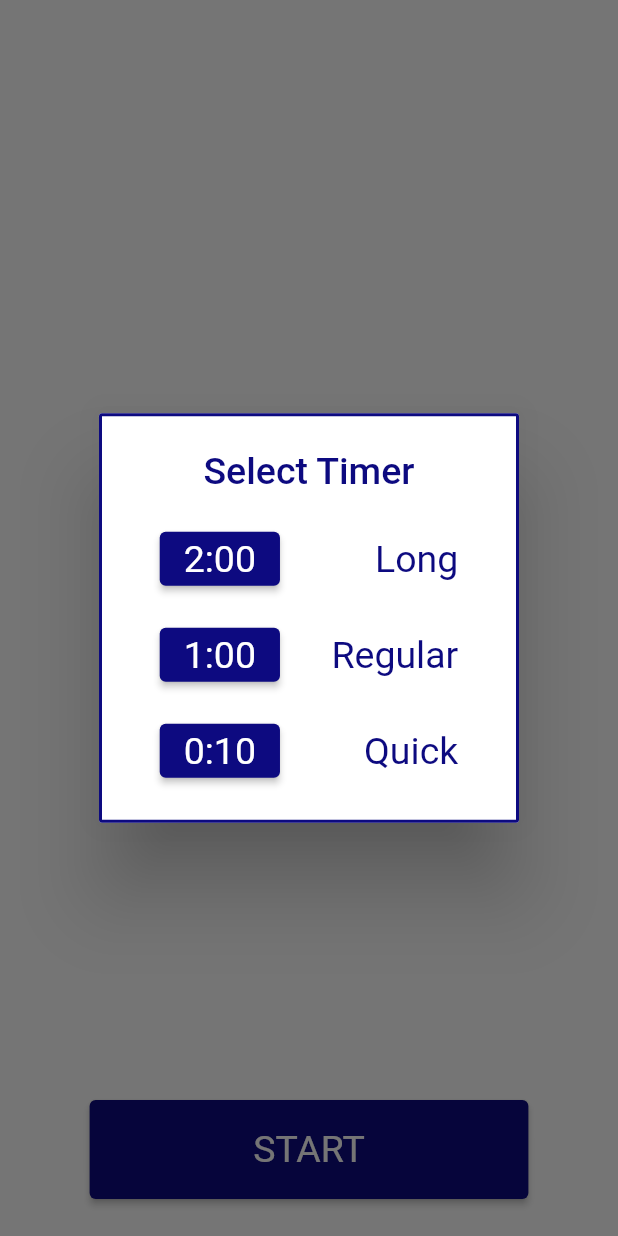
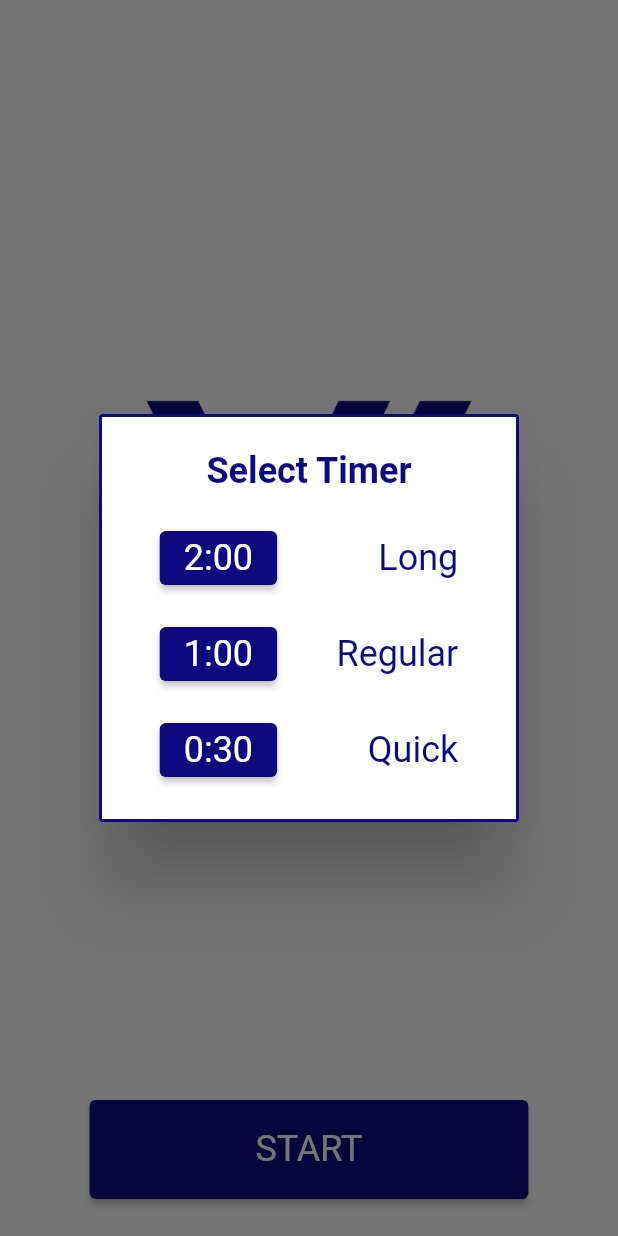
Before and after one commit to franthormel/truword, a Flutter app: the screen it shows after launch, after a tap on "START", on a phone screen of 412 x 824 dp. Run offline on Flutter 3.47's test engine with Material 2 defaults, Android fonts, the phone set to English and light mode, and no system bars.

Commit message:
Prepare for release

```diff
--- a/lib/main.dart
+++ b/lib/main.dart
@@ -4,7 +4,9 @@ import 'screens/home.dart';
 import 'theme.dart';
 
 void main() {
-  runApp(MyApp());
+  runApp(
+    MyApp(),
+  );
 }
 
 class MyApp extends StatelessWidget {
@@ -13,6 +15,7 @@ class MyApp extends StatelessWidget {
     final theme = buildTheme();
 
     return MaterialApp(
+      debugShowCheckedModeBanner: false,
       theme: theme,
       home: Homepage(),
     );
--- /dev/null
+++ b/lib/manager/padding.dart
@@ -0,0 +1,67 @@
+import 'package:flutter/material.dart';
+
+class PaddingManager {
+  //The following are used by:
+  //1. Home page
+  //2. Settings page
+  static const _kHeightHome = .03;
+  static const _kWidthHome = .02;
+
+  //The following are used by:
+  //1. Game page
+  static const _kWidthGame = .09;
+  static const _kHeightGame = .05;
+
+  //Display is 411 x 683
+  //Vertical is 411 * _kWidthRow = 8.22
+  static EdgeInsets minWidthPad(BuildContext context) => _paddingHorizontal(
+        context: context,
+        kHeightFactor: _kWidthHome,
+      );
+
+  //Display is 411 x 683
+  //Vertical is 411 * _kWidth = 8.22
+  //Horizontal is 683 * _kHeight = 27.32
+  static EdgeInsets home(BuildContext context) => _paddingSymmetric(
+        context: context,
+        kHeightFactor: _kHeightHome,
+        kWidthFactor: _kWidthHome,
+      );
+
+  //Display is 411 x 683
+  //Vertical is 411 * .02 = 8.22
+  //Horizontal is 683 * .04 = 27.32
+  ///Returns symmetric [EdgeInsets]
+  static EdgeInsets contents(BuildContext context) => _paddingSymmetric(
+        context: context,
+        kHeightFactor: _kHeightGame,
+        kWidthFactor: _kWidthGame,
+      );
+
+  static EdgeInsets _paddingSymmetric({
+    required BuildContext context,
+    required double kWidthFactor,
+    required double kHeightFactor,
+  }) {
+    final size = MediaQuery.of(context).size;
+    final vertical = size.height * kHeightFactor;
+    final horizontal = size.width * kWidthFactor;
+
+    return EdgeInsets.symmetric(
+      vertical: vertical,
+      horizontal: horizontal,
+    );
+  }
+
+  static EdgeInsets _paddingHorizontal({
+    required BuildContext context,
+    required double kHeightFactor,
+  }) {
+    final size = MediaQuery.of(context).size;
+    final horizontal = size.height * kHeightFactor;
+
+    return EdgeInsets.symmetric(
+      horizontal: horizontal,
+    );
+  }
+}
--- /dev/null
+++ b/lib/manager/size.dart
@@ -0,0 +1,32 @@
+import 'package:flutter/material.dart';
+
+class SizeManager {
+  static const _kBtnGameW = .67;
+  static const _kBtnGameH = .07;
+
+  static const _kBtnHomeW = .71;
+  static const _kBtnHomeH = .08;
+
+  static const _kLogoH = .17;
+
+  ///Returns button [Size] during the game
+  static Size game(Size size) {
+    return Size(
+      size.width * _kBtnGameW,
+      size.height * _kBtnGameH,
+    );
+  }
+
+  ///Returns button [Size] for the homepage
+  static Size home(Size size) {
+    return Size(
+      size.width * _kBtnHomeW,
+      size.height * _kBtnHomeH,
+    );
+  }
+
+  ///Returns the [double] dimensions for the logo
+  static double logo(Size size) {
+    return size.height * _kLogoH;
+  }
+}
--- a/lib/models/answer.dart
+++ b/lib/models/answer.dart
@@ -9,6 +9,6 @@ class Answer {
     required this.answer,
   });
 
-  ///Return true if both user and word validity is the same
-  bool get isCorrect => answer == word.valid;
+  ///Return true if both user and [EnglishWord]'s validity is the same
+  bool get correct => answer == word.valid;
 }
--- a/lib/models/english_word.dart
+++ b/lib/models/english_word.dart
@@ -1,7 +1,7 @@
 import 'dart:math';
 
-import '../data/words_false.dart';
-import '../data/words_true.dart';
+import 'data/words_false.dart';
+import 'data/words_true.dart';
 
 class EnglishWord {
   late String text;
--- a/lib/models/game_settings.dart
+++ b/lib/models/game_settings.dart
@@ -1,5 +1,5 @@
-import '../constants/enums.dart';
-import '../constants/timer.dart';
+import 'enums.dart';
+import 'timer.dart';
 
 class GameSettings {
   final TimeLimit timeLimit;
@@ -14,6 +14,13 @@ class GameSettings {
   ///Returns remaining seconds based on [seconds] that is not greater than seconds per minute
   int get secondsRemainder =>
       timeLimitSeconds[timeLimit]! % Duration.secondsPerMinute;
+
+  ///Display Results (TimeLimit.value) as text
+  ///
+  ///* TimeLimit.Long = 'Results (Long)'
+  ///* TimeLimit.Regular = 'Results (Regular)'
+  ///* TimeLimit.Quick = 'Results (Quick)'
+  String resultsText() => "Results (${timeLimitText()})";
 
   ///Display [TimeLimit] in mm:ss format
   ///
@@ -52,26 +59,19 @@ class GameSettings {
   String timeLimitText() {
     String value;
 
-    //Didn't use the describeEnum() since it returns a small case for the first character
-    if (timeLimit == TimeLimit.long) {
-      value = "Long";
-    } else if (timeLimit == TimeLimit.regular) {
-      value = "Regular";
-    } else if (timeLimit == TimeLimit.quick) {
-      value = "Quick";
-    } else {
-      throw ArgumentError("Time limit is not defined");
+    switch (timeLimit) {
+      case TimeLimit.long:
+        value = "Long";
+        break;
+      case TimeLimit.regular:
+        value = "Regular";
+        break;
+      case TimeLimit.quick:
+        value = "Quick";
+        break;
+      default:
+        throw ArgumentError("Time limit is not defined!");
     }
-
     return value;
   }
-
-  ///Display Results (TimeLimit.value) as text
-  ///
-  ///* TimeLimit.Long = 'Results (Long)'
-  ///* TimeLimit.Regular = 'Results (Regular)'
-  ///* TimeLimit.Quick = 'Results (Quick)'
-  String resultsText() {
-    return "Results (${timeLimitText()})";
-  }
 }
--- a/lib/models/game_state.dart
+++ b/lib/models/game_state.dart
@@ -5,10 +5,9 @@ import 'game_settings.dart';
 
 class GameState {
   final GameSettings settings;
+  final List<Answer> _answers;
 
-  final List<Answer> _answers;
   EnglishWord _word;
-
   int _remainingSeconds;
 
   GameState({
@@ -17,17 +16,14 @@ class GameState {
         _word = EnglishWord(),
         _remainingSeconds = settings.seconds;
 
-  ///Returns the current text of [EnglishWord]
-  String get text => _word.text;
+  ///Returns true if there is still at least 1 seconds left for the timer
+  bool get enoughTimeLeft => _remainingSeconds > 0;
 
   ///Returns the remaining seconds
   int get remainingSeconds => _remainingSeconds;
 
-  ///Returns true if there is still at least 1 seconds left for the timer
-  bool get enoughTimeLeft => _remainingSeconds > 0;
-
-  ///Returns true if there is att least 2 seconds left for timer
-  bool get timeLimitPausable => _remainingSeconds > 1;
+  ///Returns the current text of [EnglishWord]
+  String get text => _word.text;
 
   ///Returns [String] for remaining seconds in timer format
   ///
@@ -40,8 +36,21 @@ class GameState {
   String get textRemainingSeconds =>
       _remainingSeconds > 0 ? "$_remainingSeconds s" : "";
 
+  ///Returns true if there is att least 2 seconds left for timer
+  bool get timeLimitPausable => _remainingSeconds > 1;
+
   ///Returns an [Evaluation] of the [List<Answer>]
   Evaluation get evaluateAnswers => Evaluation(answers: _answers);
+
+  ///Add user answer along with the current [EnglishWord] to list
+  void addAnswer(bool answer) {
+    _answers.add(
+      Answer(
+        word: _word,
+        answer: answer,
+      ),
+    );
+  }
 
   ///Decrements the remaining seconds by 1
   void reduceTime() {
@@ -59,14 +68,4 @@ class GameState {
   void resetWord() {
     _word = EnglishWord();
   }
-
-  ///Add user answer along with the current [EnglishWord] to list
-  void addAnswer(bool answer) {
-    _answers.add(
-      Answer(
-        word: _word,
-        answer: answer,
-      ),
-    );
-  }
 }
--- a/lib/constants/timer.dart
+++ b/lib/models/timer.dart
@@ -4,5 +4,5 @@ import 'enums.dart';
 const timeLimitSeconds = {
   TimeLimit.long: 120,
   TimeLimit.regular: 60,
-  TimeLimit.quick: 10,
+  TimeLimit.quick: 30,
 };
--- a/lib/screens/dialog_option.dart
+++ b/lib/screens/dialog_option.dart
@@ -1,6 +1,6 @@
 import 'package:flutter/material.dart';
 
-import '../constants/enums.dart';
+import '../models/enums.dart';
 import '../models/game_settings.dart';
 import '../models/game_state.dart';
 import 'contents.dart';
@@ -22,10 +22,8 @@ class TimerDialogOption extends StatelessWidget {
       timeLimit: timeLimit,
     );
     final action = () {
-      //Close dialog
       Navigator.of(dialogContext, rootNavigator: true).pop();
 
-      //Display new page
       Navigator.push(
         context,
         MaterialPageRoute(
--- a/lib/screens/display_row.dart
+++ b/lib/screens/display_row.dart
@@ -1,6 +1,6 @@
 import 'package:flutter/material.dart';
 
-import '../theme.dart';
+import '../manager/padding.dart';
 
 class DialogRow extends StatelessWidget {
   final String textLeft;
@@ -16,7 +16,7 @@ class DialogRow extends StatelessWidget {
   @override
   Widget build(BuildContext context) {
     final theme = Theme.of(context);
-    final btnTextStyle = theme.textTheme.headline4;
+    final btnTextStyle = theme.textTheme.headline5;
 
     return Padding(
       padding: PaddingManager.minWidthPad(context),
@@ -25,9 +25,7 @@ class DialogRow extends StatelessWidget {
         children: [
           ElevatedButton(
             onPressed: callback as void Function()? ?? () {},
-            child: Text(
-              textRight,
-            ),
+            child: Text(textRight),
             style: ButtonStyle(
               textStyle: MaterialStateProperty.all<TextStyle>(btnTextStyle!),
               foregroundColor:
@@ -38,9 +36,7 @@ class DialogRow extends StatelessWidget {
           ),
           Text(
             textLeft,
-            style: theme.textTheme.headline4!.copyWith(
-              color: theme.primaryColor,
-            ),
+            style: theme.textTheme.headline5,
           ),
         ],
       ),
--- a/lib/screens/home.dart
+++ b/lib/screens/home.dart
@@ -1,22 +1,16 @@
 import 'package:flutter/material.dart';
 
-import '../constants/enums.dart';
-import '../theme.dart';
+import '../manager/padding.dart';
+import '../manager/size.dart';
+import '../models/enums.dart';
 import 'dialog_option.dart';
 
-const _kImgHeightFactor = .17;
-
-const _kBtnWidthFactor = .71;
-const _kBtnHeightFactor = .08;
-
 class Homepage extends StatelessWidget {
-  final assetImg = "assets/images/logo_light.png";
-
-  ///Returns [List] of time limit options
-  List<Widget> timeOptions(BuildContext context) {
+  ///Returns [List] of [TimeLimit] as dialog options
+  List<Widget> options(BuildContext context) {
     final options = <Widget>[];
 
-    for (TimeLimit timeLimit in TimeLimit.values) {
+    for (final timeLimit in TimeLimit.values) {
       options.add(
         TimerDialogOption(
           dialogContext: context,
@@ -32,27 +26,32 @@ class Homepage extends StatelessWidget {
   Widget build(BuildContext context) {
     final theme = Theme.of(context);
     final size = MediaQuery.of(context).size;
-    final btnTextStyle = theme.textTheme.headline4;
-    final btnWidth = size.width * _kBtnWidthFactor;
-    final btnHeight = size.height * _kBtnHeightFactor;
-    final imgHeight = size.height * _kImgHeightFactor;
+
+    final styleText = theme.textTheme.headline5;
+
+    final sizeLogo = SizeManager.logo(size);
+    final sizeHome = SizeManager.home(size);
+    final padding = PaddingManager.home(context);
 
     return Scaffold(
       backgroundColor: theme.accentColor,
       body: Padding(
-        padding: PaddingManager.home(context),
+        padding: padding,
         child: Column(
           mainAxisAlignment: MainAxisAlignment.spaceBetween,
-          children: [
-            Divider(
-              color: Colors.transparent,
+          children: <Widget>[
+            Flexible(
+              child: FractionallySizedBox(
+                heightFactor: .1,
               ),
-            Column(
-              children: [
+            ),
+            Flexible(
+              child: Column(
+                children: <Widget>[
                   Image.asset(
-                  assetImg,
+                    "assets/images/logo.png",
+                    height: sizeLogo,
                     width: size.width,
-                  height: imgHeight,
                   ),
                   Text(
                     "Truword",
@@ -60,12 +59,12 @@ class Homepage extends StatelessWidget {
                   ),
                 ],
               ),
-            ElevatedButton(
+            ),
+            Flexible(
+              child: ElevatedButton(
                 style: ButtonStyle(
-                textStyle: MaterialStateProperty.all<TextStyle>(btnTextStyle!),
-                minimumSize: MaterialStateProperty.all<Size>(
-                  Size(btnWidth, btnHeight),
-                ),
+                  textStyle: MaterialStateProperty.all<TextStyle>(styleText!),
+                  minimumSize: MaterialStateProperty.all<Size>(sizeHome),
                 ),
                 onPressed: () {
                   showDialog(
@@ -73,19 +72,20 @@ class Homepage extends StatelessWidget {
                     barrierDismissible: true,
                     builder: (context) {
                       return SimpleDialog(
+                        children: options(context),
                         title: Text(
                           "Select Timer",
+                          style: styleText.copyWith(
+                            fontWeight: FontWeight.w600,
+                          ),
                           textAlign: TextAlign.center,
-                        style: btnTextStyle.copyWith(
-                          fontWeight: FontWeight.w500,
                         ),
-                      ),
-                      children: timeOptions(context),
                       );
                     },
                   );
                 },
                 child: Text("START"),
+              ),
             ),
           ],
         ),
--- a/lib/theme.dart
+++ b/lib/theme.dart
@@ -87,16 +87,14 @@ TextStyle _buildButtonTextStyle() {
 TextTheme _buildTextThemeBase(TextTheme base) {
   return base
       .copyWith(
-        headline3: base.headline3!.copyWith(
+        headline4: base.headline4!.copyWith(
           fontWeight: FontWeight.w500,
-        ),
-        headline4: base.headline4!.copyWith(
-          fontSize: kFontSizeHeadline3,
         ),
       )
       .apply(
+        bodyColor: kSwatchPrimary,
+        displayColor: kSwatchPrimary,
         fontFamily: 'Roboto',
-        displayColor: kSwatchPrimary,
       );
 }
 
```
Also changed, not shown: lib/models/evaluation.dart (+4 -4 lines), lib/screens/contents.dart (+41 -66 lines), assets/images/logo.png (renamed from assets/images/logo_light.png), lib/models/data/words_false.dart (renamed from lib/data/words_false.dart), lib/models/data/words_true.dart (renamed from lib/data/words_true.dart), lib/models/enums.dart (renamed from lib/constants/enums.dart), 2 other files. Lines whose indentation alone changed are shown as unchanged.
